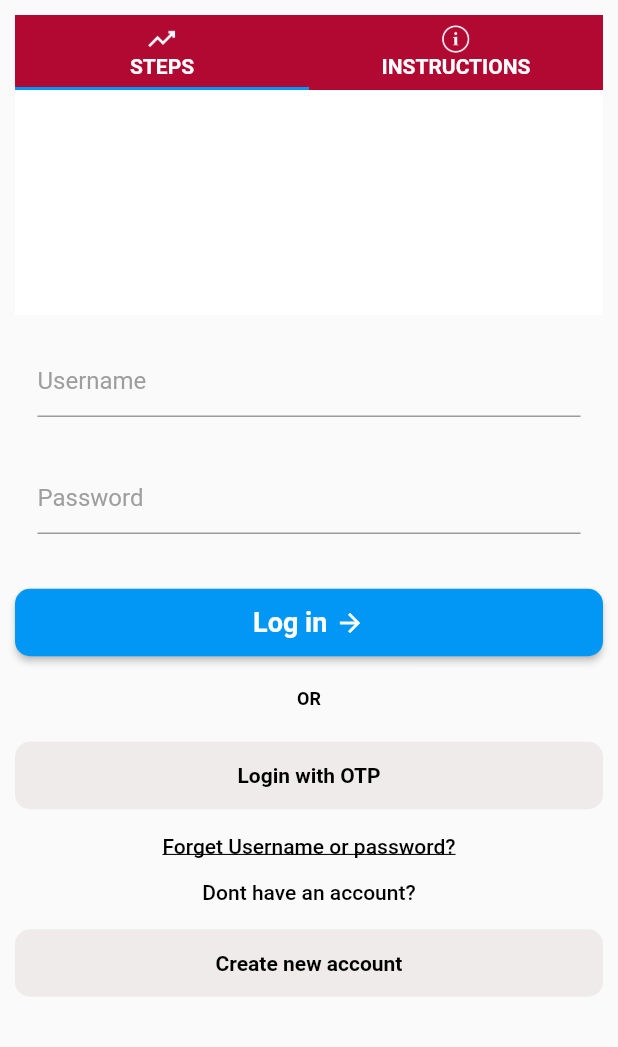
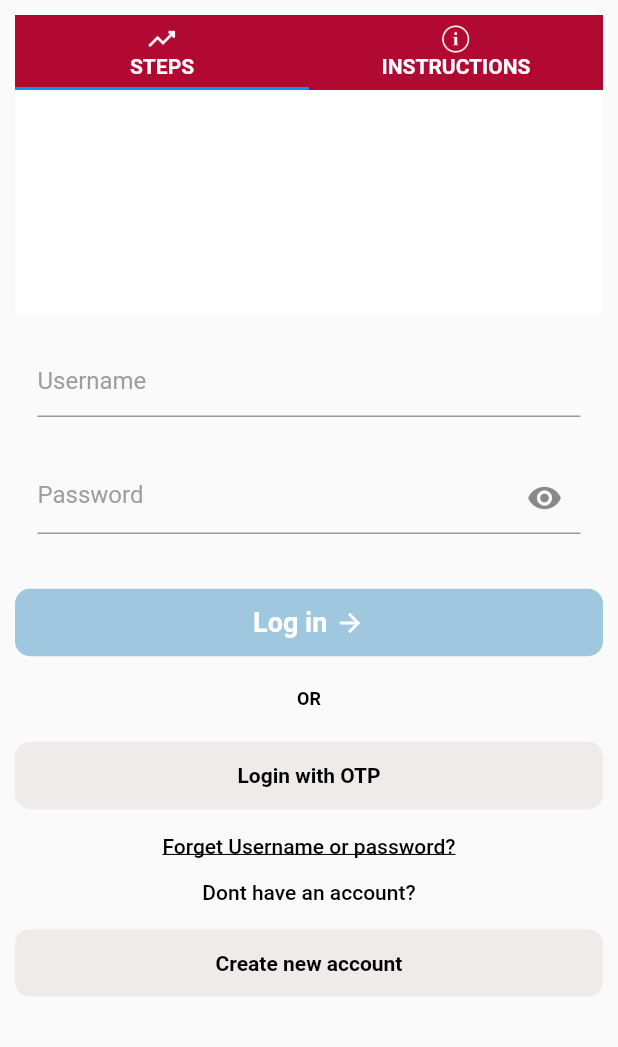
Before and after one commit to coddrikaz/SSF, a Flutter app: the screen it shows after launch, after a tap on "Log in", on a phone screen of 412 x 824 dp, the part 189-1236 px from its top. Run offline on Flutter 3.47's test engine with Material 2 defaults, Android fonts, the phone set to English and light mode, and no system bars; drawn by our look-alikes of carousel_slider; our stand-ins replace dio, flutter_html, flutter_screenutil, flutter_smart_dialog, flutter_svg, flutter_switch and 4 more; accounts and stored records are empty; network calls fail.

Commit message:
evening code

```diff
--- a/lib/App/Authentication/LoginScreen/login_controller.dart
+++ b/lib/App/Authentication/LoginScreen/login_controller.dart
@@ -4,6 +4,7 @@ import 'package:hive/hive.dart';
 import 'package:flutter/widgets.dart';
 import 'package:get/get.dart' hide Response;
 import 'package:flutter_smart_dialog/flutter_smart_dialog.dart';
+import 'package:internet_connection_checker/internet_connection_checker.dart';
 import 'package:staple_food_fortification/Constants/Strings.dart';
 import 'package:staple_food_fortification/Constants/rest_api.dart';
 import 'package:staple_food_fortification/Routes/route_names.dart';
@@ -26,7 +27,8 @@ class LoginController extends GetxController {
 
 
    Future<void> getLogin() async {
-
+     bool result = await InternetConnectionChecker().hasConnection;
+     if(result){
        if(usernameController.text.isNotEmpty&&passwordController.text.isNotEmpty){
          SmartDialog.showLoading(backDismiss: false, clickMaskDismiss: false);
          var response = await _dio.post(RestUrl.loginUrl, data: json.encode({"username": usernameController.text,"pass" : passwordController.text}));
@@ -51,6 +53,10 @@ class LoginController extends GetxController {
            SmartDialog.dismiss();
          }
        }
+     } else{
+      SmartDialog.showToast("Please check Internet connection");
+      SmartDialog.dismiss();
+    }
   }
 
   reset(){
--- a/lib/App/Authentication/LoginScreen/login_screen.dart
+++ b/lib/App/Authentication/LoginScreen/login_screen.dart
@@ -19,6 +19,12 @@ class LoginScreen extends StatefulWidget {
 }
 
 class _LoginScreenState extends State<LoginScreen> {
+  bool _obscureText = true;
+  var ic = Icons.remove_red_eye_rounded;
+
+  var colosd = SffColor.sffBlueDimColor.withOpacity(0.4);
+
+
   @override
   void initState() {
     _loginController.getData();
@@ -122,8 +128,8 @@ class _LoginScreenState extends State<LoginScreen> {
                                         options: CarouselOptions(
                                           enableInfiniteScroll: true,
                                           autoPlay: true,
-                                          autoPlayInterval:
-                                              const Duration(milliseconds: 1000),
+                                          autoPlayInterval: const Duration(
+                                              milliseconds: 2000),
                                           autoPlayAnimationDuration:
                                               const Duration(milliseconds: 500),
                                           // autoPlayCurve: Curves.fastOutSlowIn,
@@ -235,7 +241,15 @@ class _LoginScreenState extends State<LoginScreen> {
                               margin: const EdgeInsets.all(15),
                               child: TextFormField(
                                 controller: _loginController.usernameController,
-                                decoration: const InputDecoration(
+                                onChanged: (value){
+                                  if(_loginController.usernameController.text.isNotEmpty&&_loginController.passwordController.text.isNotEmpty){
+                                    colosd = SffColor.sffBlueColor;
+                                  } else{
+                                    colosd = SffColor.sffBlueColor.withOpacity(0.4);
+                                  }
+                                  setState(() {});
+                                },
+                                decoration: InputDecoration(
                                   focusColor: Colors.blue,
                                   fillColor: Colors.grey,
                                   hintText: "Username",
@@ -250,13 +264,25 @@ class _LoginScreenState extends State<LoginScreen> {
                             Container(
                               margin: const EdgeInsets.all(15),
                               child: TextFormField(
+                                obscureText: _obscureText,
                                 controller: _loginController.passwordController,
-                                decoration: const InputDecoration(
+                                onChanged: (value){
+                                  if(_loginController.usernameController.text.isNotEmpty&&_loginController.passwordController.text.isNotEmpty){
+                                    colosd = SffColor.sffBlueColor;
+                                  } else{
+                                    colosd = SffColor.sffBlueDimColor.withOpacity(0.9);
+                                  }
+                                  setState(() {});
+                                },
+                                decoration: InputDecoration(
                                   focusColor: Colors.blue,
                                   fillColor: Colors.grey,
 
                                   hintText: "Password",
-
+                                  suffixIcon: IconButton(
+                                    onPressed: _toggle,
+                                    icon: Icon(ic),
+                                  ),
                                   //make hint text
                                   hintStyle: TextStyle(
                                     color: Colors.grey,
@@ -264,41 +290,15 @@ class _LoginScreenState extends State<LoginScreen> {
                                     fontWeight: FontWeight.w400,
                                   ),
 
-                                  //create lable
-                                  // labelText: 'Email/Mobile',
-                                  // //lable style
-                                  // labelStyle: TextStyle(
-                                  //   color: Colors.grey,
-                                  //   fontSize: 16,
-                                  //   fontFamily: "verdana_regular",
-                                  //   fontWeight: FontWeight.w400,
-                                  // ),
                                 ),
                               ),
                             ),
-                            // const SizedBox(height: 5),
-                            // Row(
-                            //   children: [
-                            //     const Text(
-                            //       "* ",
-                            //       style: TextStyle(
-                            //           color: Colors.red,
-                            //           fontSize: 14,
-                            //           fontWeight: FontWeight.w500),
-                            //     ),
-                            //     const Text(
-                            //       "The Password must have 5 character",
-                            //       style: TextStyle(
-                            //           color: Colors.black,
-                            //           fontSize: 12,
-                            //           fontWeight: FontWeight.w500),
-                            //     ),
-                            //   ],
-                            // ),
+
                             const SizedBox(height: 20),
                             MaterialButton(
                               height: 45,
-                              color: SffColor.sffBlueColor,
+                              color: colosd,
+                              elevation: 0,
                               onPressed: () async {
                                 await _loginController.getLogin();
                               },
@@ -438,4 +438,15 @@ class _LoginScreenState extends State<LoginScreen> {
       }),
     );
   }
+
+  void _toggle() {
+    if (_obscureText == true) {
+      ic = Icons.visibility_off;
+    } else {
+      ic = Icons.remove_red_eye_rounded;
+    }
+    setState(() {
+      _obscureText = !_obscureText;
+    });
+  }
 }
--- a/lib/Constants/SffColor.dart
+++ b/lib/Constants/SffColor.dart
@@ -4,6 +4,7 @@ class SffColor {
   static const sffMainColor = Color(0xFFB20933);
   static const sffMainDarkColor = Color(0xFF09B20C);
   static const sffBlueColor = Color(0xFF0297F5);
+  static const sffBlueDimColor = Color(0xFF177BB9);
   static const sffDrakBlueColor = Color(0xFF1D4EF5);
   static const sffgeyColor = Color(0xFFEFEBEB);
   static const sffgeyCoor = Color(0xFFDCD8D8);
--- a/pubspec.yaml
+++ b/pubspec.yaml
@@ -18,9 +18,10 @@ dependencies:
   cupertino_icons: ^1.0.5
   flutter_screenutil: any
   carousel_slider: ^4.2.1
-  flutter_svg:
+  flutter_svg: any
   flutter_smart_dialog: ^4.7.3
   flutter_switch: ^0.3.2
+  internet_connection_checker: ^1.0.0+1
 
 dev_dependencies:
   flutter_test:
```
Also changed, not shown: lib/App/Settings/Widget/general.dart (+13 -2 lines), lib/Constants/Strings.dart (+4 -0 lines), pubspec.lock. Lines whose indentation alone changed are shown as unchanged.
